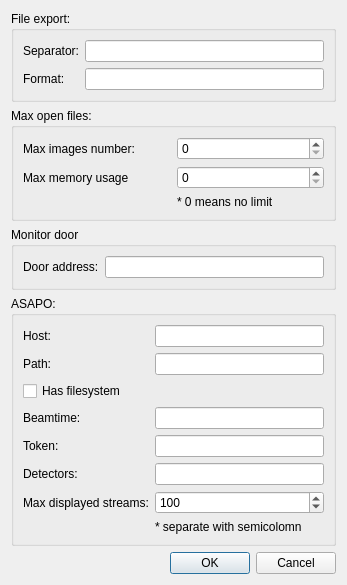
Before: the Qt Designer form src/uis/settings.ui in yamedvedya/data_viewer, drawn with Qt 5.
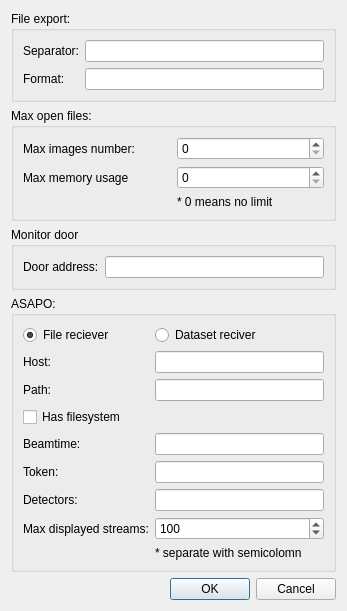
After: the same form once the commit is applied.

Commit message: asapo mode in settings

Diff of the .ui file:
```diff
--- a/src/uis/settings.ui
+++ b/src/uis/settings.ui
@@ -118,61 +118,61 @@
       <string>ASAPO:</string>
      </property>
      <layout class="QGridLayout" name="gridLayout_3">
-      <item row="4" column="0">
+      <item row="5" column="0">
        <widget class="QLabel" name="label_7">
         <property name="text">
          <string>Token:</string>
         </property>
        </widget>
       </item>
-      <item row="3" column="0">
+      <item row="4" column="0">
        <widget class="QLabel" name="label_6">
         <property name="text">
          <string>Beamtime:</string>
         </property>
        </widget>
       </item>
-      <item row="7" column="1">
+      <item row="8" column="1">
        <widget class="QLabel" name="label_9">
         <property name="text">
          <string>* separate with semicolomn</string>
         </property>
        </widget>
       </item>
-      <item row="3" column="1">
+      <item row="4" column="1">
        <widget class="QLineEdit" name="le_beamtime"/>
       </item>
-      <item row="0" column="0">
+      <item row="1" column="0">
        <widget class="QLabel" name="label_5">
         <property name="text">
          <string>Host:</string>
         </property>
        </widget>
       </item>
-      <item row="0" column="1">
+      <item row="1" column="1">
        <widget class="QLineEdit" name="le_host"/>
       </item>
-      <item row="5" column="1">
+      <item row="6" column="1">
        <widget class="QLineEdit" name="le_detectors"/>
       </item>
-      <item row="5" column="0">
+      <item row="6" column="0">
        <widget class="QLabel" name="label_8">
         <property name="text">
          <string>Detectors:</string>
         </property>
        </widget>
       </item>
-      <item row="4" column="1">
+      <item row="5" column="1">
        <widget class="QLineEdit" name="le_token"/>
       </item>
-      <item row="6" column="0">
+      <item row="7" column="0">
        <widget class="QLabel" name="label_12">
         <property name="text">
          <string>Max displayed streams:</string>
         </property>
        </widget>
       </item>
-      <item row="6" column="1">
+      <item row="7" column="1">
        <widget class="QSpinBox" name="sp_max_streams">
         <property name="maximum">
          <number>100000</number>
@@ -182,7 +182,17 @@
         </property>
        </widget>
       </item>
-      <item row="1" column="0">
+      <item row="2" column="1">
+       <widget class="QLineEdit" name="le_path"/>
+      </item>
+      <item row="3" column="0">
+       <widget class="QCheckBox" name="chk_filesystem">
+        <property name="text">
+         <string>Has filesystem</string>
+        </property>
+       </widget>
+      </item>
+      <item row="2" column="0">
        <widget class="QLabel" name="label_13">
         <property name="frameShape">
          <enum>QFrame::NoFrame</enum>
@@ -192,13 +202,23 @@
         </property>
        </widget>
       </item>
-      <item row="1" column="1">
-       <widget class="QLineEdit" name="le_path"/>
+      <item row="0" column="0">
+       <widget class="QRadioButton" name="but_mode_file">
+        <property name="text">
+         <string>File reciever</string>
+        </property>
+        <property name="checked">
+         <bool>true</bool>
+        </property>
+        <attribute name="buttonGroup">
+         <string notr="true">bg_mode</string>
+        </attribute>
+       </widget>
       </item>
-      <item row="2" column="0">
-       <widget class="QCheckBox" name="chk_filesystem">
+      <item row="0" column="1">
+       <widget class="QRadioButton" name="but_mode_dataset">
         <property name="text">
-         <string>Has filesystem</string>
+         <string>Dataset reciver</string>
         </property>
        </widget>
       </item>
```
Left out of the diff: 6 changed lines with no effect on the pictures. The commit also changes 2 other files.
